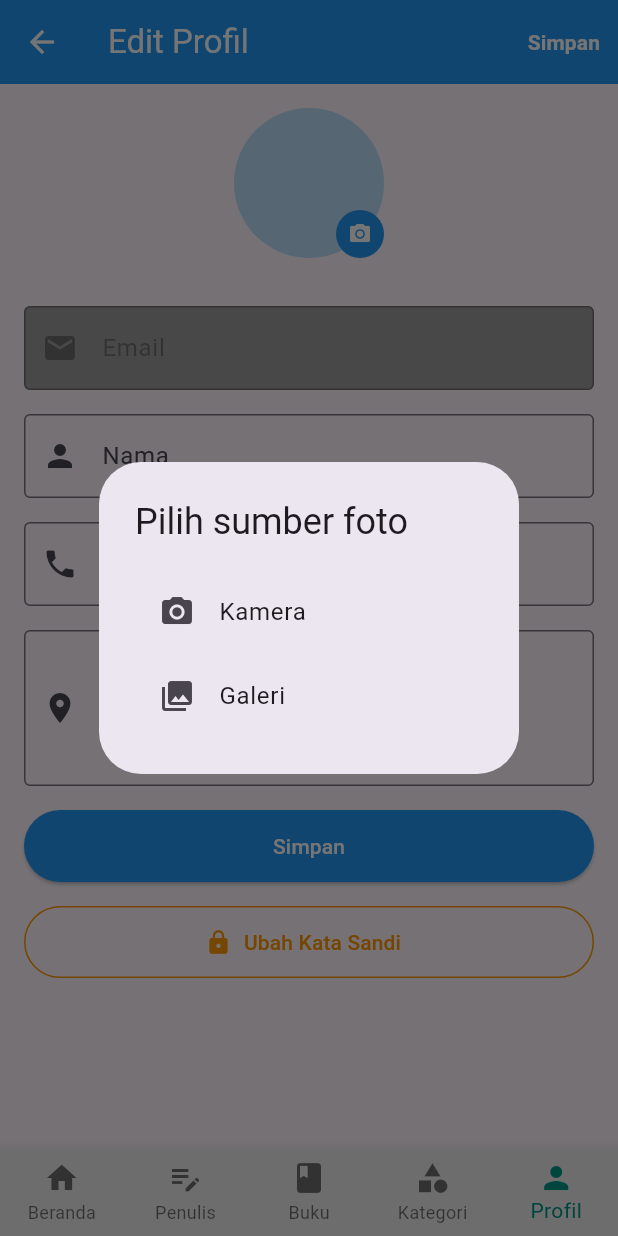
After one commit to AzrilYusuf/itsnu_library_app, a Flutter app: the EditProfileScreen screen opened by its route, after a tap on the "camera alt" icon, on a phone screen of 412 x 824 dp. The commit adds this screen. Run offline on Flutter 3.47's test engine with Material 3 defaults, Android fonts, the phone set to English and light mode, and no system bars; our stand-ins replace flutter_secure_storage, go_router, image_picker, supabase_flutter; accounts and stored records are empty; network calls fail.

Commit message:
feat(edit_profile_screen, router, profile_screen, supabase_user_client): Add edit profile feature and add it to sub-route in router.dart for profile screen; Add ActionButton to edit profile, add getter to get user data from _getUserData(), and add didChangeDependencies() method to get user data everytime there's a change; Add updateUserData(), updateUserPassword(), and refactor and change _updateUserProfilePhoto() logic in supabase_user_service; Simplify some if condition in some files.

```diff
--- a/lib/screens/auth_screen/auth_screen.dart
+++ b/lib/screens/auth_screen/auth_screen.dart
@@ -1,6 +1,5 @@
 import 'package:flutter/material.dart';
 import 'package:go_router/go_router.dart';
-import 'package:itsnu_app/screens/home_screen/home_screen.dart';
 import 'package:itsnu_app/services/supabase_user_service.dart';
 import 'package:itsnu_app/widgets/app_logo.dart';
 
--- /dev/null
+++ b/lib/screens/profile_screen/edit_profile_screen.dart
@@ -0,0 +1,473 @@
+import 'package:flutter/material.dart';
+import 'package:go_router/go_router.dart';
+import 'dart:typed_data'; // for Uint8List
+import 'package:image_picker/image_picker.dart';
+import 'package:itsnu_app/services/supabase_user_service.dart';
+import 'package:supabase_flutter/supabase_flutter.dart';
+
+class EditProfileScreen extends StatefulWidget {
+  const EditProfileScreen({super.key});
+
+  @override
+  State<EditProfileScreen> createState() => _EditProfileScreenState();
+}
+
+class _EditProfileScreenState extends State<EditProfileScreen> {
+  final SupabaseUserService _supabaseUserService = SupabaseUserService();
+  final GlobalKey<FormState> _formKey = GlobalKey<FormState>();
+  final TextEditingController _nameController = TextEditingController();
+  final TextEditingController _phoneController = TextEditingController();
+  final TextEditingController _addressController = TextEditingController();
+
+  bool _isLoading = false;
+  String? _errorMessage;
+
+  final ImagePicker _imagePicker = ImagePicker();
+  Uint8List? _selectedImageBytes;
+  String? _currentProfilePhotoUrl;
+
+  @override
+  void initState() {
+    super.initState();
+    _loadUserData();
+  }
+
+  @override
+  void dispose() {
+    _nameController.dispose();
+    _phoneController.dispose();
+    _addressController.dispose();
+    super.dispose();
+  }
+
+  void _loadUserData() {
+    // Load logged user data
+    final User? user = _supabaseUserService.currentUser;
+
+    if (user == null) return;
+
+    final Map<String, dynamic>? metaData = user.userMetadata;
+    _nameController.text = metaData?['name'] ?? '';
+    _phoneController.text = metaData?['phone'] ?? '';
+    _addressController.text = metaData?['address'] ?? '';
+    _currentProfilePhotoUrl = metaData?['image_url'];
+  }
+
+  Future<void> _selectImage() async {
+    try {
+      // Show option dialog
+      final ImageSource? selectedSource = await showDialog<ImageSource>(
+        context: context,
+        builder: (context) => AlertDialog(
+          title: const Text('Pilih sumber foto'),
+          content: Column(
+            mainAxisSize: MainAxisSize.min,
+            children: [
+              ListTile(
+                leading: const Icon(Icons.camera_alt),
+                title: const Text('Kamera'),
+                onTap: () => Navigator.of(context).pop(ImageSource.camera),
+              ),
+              ListTile(
+                leading: const Icon(Icons.photo_library),
+                title: const Text('Galeri'),
+                onTap: () => Navigator.of(context).pop(ImageSource.gallery),
+              ),
+            ],
+          ),
+        ),
+      );
+
+      if (selectedSource == null) return;
+
+      // Pick image
+      final XFile? selectedImage = await _imagePicker.pickImage(
+        source: selectedSource,
+      );
+
+      if (selectedImage == null) return;
+
+      final Uint8List imageBytes = await selectedImage.readAsBytes();
+      setState(() {
+        _selectedImageBytes = imageBytes;
+      });
+    } catch (e) {
+      if (!mounted) return;
+      ScaffoldMessenger.of(
+        context,
+      ).showSnackBar(SnackBar(content: Text('Gagal memilih gambar: $e')));
+    }
+  }
+
+  Future<void> _saveProfile() async {
+    if (!_formKey.currentState!.validate()) return;
+
+    setState(() {
+      _isLoading = true;
+      _errorMessage = null;
+    });
+
+    try {
+      if (_selectedImageBytes != null) {
+        await _supabaseUserService.uploadUserProfilePhoto(_selectedImageBytes!);
+
+        if (_currentProfilePhotoUrl != null) {
+          await _supabaseUserService.deleteUserProfilePhoto();
+        }
+      }
+
+      // Update user data in supabase
+      await _supabaseUserService.updateUserData({
+        'name': _nameController.text,
+        'phone': _phoneController.text,
+        'address': _addressController.text,
+      });
+
+      // Check if widget isn't mounted then return null
+      // Ensures navigation only happens if the widget is still exists after the async
+      if (!mounted) return;
+      ScaffoldMessenger.of(context).showSnackBar(
+        const SnackBar(
+          content: Text('Profil berhasil diperbarui'),
+          backgroundColor: Colors.green,
+        ),
+      );
+
+      // Navigate and refresh page to profile screen
+      GoRouter.of(context).go('/profile');
+    } catch (e) {
+      setState(() {
+        _errorMessage = e.toString();
+      });
+    } finally {
+      if (mounted) {
+        setState(() {
+          _isLoading = false;
+        });
+      }
+    }
+  }
+
+  Future<void> _changePassword() async {
+    final TextEditingController currentPasswordController =
+        TextEditingController();
+    final TextEditingController newPasswordController = TextEditingController();
+    final TextEditingController confirmPasswordController =
+        TextEditingController();
+
+    final bool result = await showDialog(
+      context: context,
+      builder: (context) => AlertDialog(
+        title: const Text('Ubah Kata Sandi'),
+        content: Form(
+          child: Column(
+            mainAxisSize: MainAxisSize.min,
+            children: [
+              TextFormField(
+                controller: currentPasswordController,
+                obscureText: true,
+                decoration: const InputDecoration(
+                  labelText: 'Kata Sandi Saat Ini',
+                  border: OutlineInputBorder(),
+                ),
+                validator: (value) {
+                  if (value == null || value.isEmpty) {
+                    return 'Kata sandi saat ini wajib diisi.';
+                  }
+                  return null;
+                },
+              ),
+
+              const SizedBox(height: 16.0),
+
+              TextFormField(
+                controller: newPasswordController,
+                obscureText: true,
+                decoration: const InputDecoration(
+                  labelText: 'Kata Sandi Baru',
+                  border: OutlineInputBorder(),
+                ),
+                validator: (value) {
+                  if (value == null || value.isEmpty) {
+                    return 'Kata sandi saat ini wajib diisi.';
+                  }
+                  if (value.length < 6) {
+                    return 'Kata sandi minimal 6 karakter.';
+                  }
+                  return null;
+                },
+              ),
+
+              const SizedBox(height: 16.0),
+
+              TextFormField(
+                controller: confirmPasswordController,
+                obscureText: true,
+                decoration: const InputDecoration(
+                  labelText: 'Konfirmasi Kata Sandi',
+                  border: OutlineInputBorder(),
+                ),
+                validator: (value) {
+                  if (value == null || value.isEmpty) {
+                    return 'Kata sandi saat ini wajib diisi.';
+                  }
+                  if (value != newPasswordController.text) {
+                    return 'Konfirmasi kata sandi tidak cocok.';
+                  }
+                  return null;
+                },
+              ),
+            ],
+          ),
+        ),
+        actions: [
+          TextButton(
+            onPressed: () => Navigator.of(context).pop(false),
+            child: const Text('Batal'),
+          ),
+          ElevatedButton(
+            onPressed: () async {
+              try {
+                await _supabaseUserService.updateUserPassword(
+                  currentPasswordController.text,
+                  newPasswordController.text,
+                );
+
+                if (!context.mounted) return;
+                Navigator.of(context).pop(true);
+              } catch (e) {
+                if (!mounted) return;
+                ScaffoldMessenger.of(context).showSnackBar(
+                  SnackBar(
+                    content: Text('Gagal ubah kata sandi: $e'),
+                    backgroundColor: Colors.red,
+                  ),
+                );
+              }
+            },
+            child: const Text('Simpan'),
+          ),
+        ],
+      ),
+    );
+
+    if (result == false || !mounted) return;
+
+    ScaffoldMessenger.of(context).showSnackBar(
+      const SnackBar(
+        content: Text('Kata sandi berhasil diperbarui'),
+        backgroundColor: Colors.green,
+      ),
+    );
+  }
+
+  @override
+  Widget build(BuildContext context) {
+    return Scaffold(
+      appBar: AppBar(
+        title: const Text('Edit Profil'),
+        backgroundColor: Colors.blue,
+        foregroundColor: Colors.white,
+        actions: [
+          TextButton(
+            onPressed: _isLoading ? null : _saveProfile,
+            child: Text(
+              'Simpan',
+              style: TextStyle(
+                color: _isLoading ? Colors.grey : Colors.white,
+                fontWeight: FontWeight.bold,
+              ),
+            ),
+          ),
+        ],
+      ),
+      body: SingleChildScrollView(
+        padding: const EdgeInsets.all(16.0),
+        child: Form(
+          key: _formKey,
+          child: Column(
+            crossAxisAlignment: CrossAxisAlignment.stretch,
+            children: [
+              // Profile Picture section
+              Center(
+                child: Stack(
+                  children: <Widget>[
+                    Container(
+                      width: 100,
+                      height: 100,
+                      decoration: BoxDecoration(
+                        color: Colors.blue.shade100,
+                        borderRadius: BorderRadius.circular(50),
+                        image: _selectedImageBytes != null
+                            ? DecorationImage(
+                                image: MemoryImage(_selectedImageBytes!),
+                                fit: BoxFit.cover,
+                              )
+                            : _currentProfilePhotoUrl != null
+                            ? DecorationImage(
+                                image: NetworkImage(_currentProfilePhotoUrl!),
+                                fit: BoxFit.cover,
+                              )
+                            : null,
+                      ),
+                    ),
+
+                    // Camera icon
+                    Positioned(
+                      bottom: 0,
+                      right: 0,
+                      child: GestureDetector(
+                        onTap: _selectImage,
+                        child: Container(
+                          width: 32.0,
+                          height: 32.0,
+                          decoration: BoxDecoration(
+                            color: Colors.blue,
+                            borderRadius: BorderRadius.circular(16.0),
+                          ),
+                          child: const Icon(
+                            Icons.camera_alt,
+                            size: 16.0,
+                            color: Colors.white,
+                          ),
+                        ),
+                      ),
+                    ),
+                  ],
+                ),
+              ),
+
+              const SizedBox(height: 32.0),
+
+              // Email (read-only)
+              TextFormField(
+                readOnly: true,
+                initialValue: _supabaseUserService.currentUser?.email ?? '',
+                enabled: false,
+                decoration: const InputDecoration(
+                  labelText: 'Email',
+                  prefixIcon: Icon(Icons.email),
+                  border: OutlineInputBorder(),
+                  filled: true,
+                  fillColor: Colors.grey,
+                ),
+              ),
+
+              const SizedBox(height: 16.0),
+
+              // User name
+              TextFormField(
+                controller: _nameController,
+                decoration: const InputDecoration(
+                  labelText: 'Nama',
+                  prefixIcon: Icon(Icons.person),
+                  border: OutlineInputBorder(),
+                ),
+                validator: (value) {
+                  if (value == null || value.trim().isEmpty) {
+                    return 'Nama wajib diisi.';
+                  }
+                  return null;
+                },
+              ),
+
+              const SizedBox(height: 16.0),
+
+              // Phone number
+              TextFormField(
+                controller: _phoneController,
+                keyboardType: TextInputType.phone,
+                decoration: const InputDecoration(
+                  labelText: 'Nomor Telepon',
+                  prefixIcon: Icon(Icons.phone),
+                  border: OutlineInputBorder(),
+                ),
+                validator: (value) {
+                  if (value != null && value.trim().isNotEmpty) {
+                    if (value.length != 12) {
+                      return 'Nomor telepon harus terdiri dari 12 angka.';
+                    }
+                  }
+                  return null;
+                },
+              ),
+
+              const SizedBox(height: 16.0),
+
+              // Address
+              TextFormField(
+                controller: _addressController,
+                maxLines: 3,
+                decoration: const InputDecoration(
+                  labelText: 'Alamat',
+                  prefixIcon: Icon(Icons.location_on),
+                  border: OutlineInputBorder(),
+                  alignLabelWithHint: true,
+                ),
+              ),
+
+              const SizedBox(height: 16.0),
+
+              // Error message
+              if (_errorMessage != null)
+                Container(
+                  padding: const EdgeInsets.all(12.0),
+                  margin: const EdgeInsets.only(bottom: 16.0),
+                  decoration: BoxDecoration(
+                    color: Colors.red.shade500,
+                    border: Border.all(color: Colors.red.shade100),
+                    borderRadius: BorderRadius.circular(8.0),
+                  ),
+                  child: Text(
+                    _errorMessage!,
+                    style: TextStyle(color: Colors.red.shade700),
+                    textAlign: TextAlign.center,
+                  ),
+                ),
+
+              // Save button
+              SizedBox(
+                height: 48.0,
+                child: ElevatedButton(
+                  onPressed: _isLoading ? null : _saveProfile,
+                  style: ElevatedButton.styleFrom(
+                    backgroundColor: Colors.blue,
+                    foregroundColor: Colors.white,
+                  ),
+                  child: _isLoading
+                      ? const SizedBox(
+                          height: 20.0,
+                          width: 20.0,
+                          child: CircularProgressIndicator(
+                            strokeWidth: 2.0,
+                            valueColor: AlwaysStoppedAnimation<Color>(
+                              Colors.white,
+                            ),
+                          ),
+                        )
+                      : const Text('Simpan'),
+                ),
+              ),
+
+              const SizedBox(height: 16.0),
+
+              // Change Password button
+              SizedBox(
+                height: 48.0,
+                child: OutlinedButton.icon(
+                  onPressed: _isLoading ? null : _changePassword,
+                  icon: const Icon(Icons.lock),
+                  label: const Text('Ubah Kata Sandi'),
+                  style: OutlinedButton.styleFrom(
+                    foregroundColor: Colors.orange,
+                    side: const BorderSide(color: Colors.orange),
+                  ),
+                ),
+              ),
+            ],
+          ),
+        ),
+      ),
+    );
+  }
+}
--- a/lib/screens/profile_screen/profile_screen.dart
+++ b/lib/screens/profile_screen/profile_screen.dart
@@ -20,17 +20,28 @@
   String get userId => _supabaseUserService.currentUser?.id ?? '';
   DateTime? get createdAt {
     final String? createdAtString = _supabaseUserService.currentUser?.createdAt;
-    if (createdAtString == null) {
-      return null;
-    }
+
+    if (createdAtString == null) return null;
+
     return DateTime.parse(createdAtString);
   }
 
   // Get user metadata
-  String? _getUserData(String key) {
+  Map<String, dynamic> _getUserData() {
     final Map<String, dynamic>? metaData =
         _supabaseUserService.currentUser?.userMetadata;
-    return metaData?[key]?.toString();
+    return metaData!;
+  }
+
+  Map<String, dynamic> get _userData => _getUserData();
+
+  @override
+  void didChangeDependencies() {
+    super.didChangeDependencies();
+    final Object? extra = GoRouterState.of(context).extra;
+    if (extra is Map && extra['refresh'] == true) {
+      _getUserData();
+    }
   }
 
   // Logout function
@@ -67,11 +78,11 @@
 
     try {
       await _supabaseUserService.logOut();
-      if (!mounted) {
-        return;
-      }
-        // Navigate to login screen and clear all routes
-        GoRouter.of(context).go('/auth');
+
+      if (!mounted) return;
+
+      // Navigate to login screen and clear all routes
+      GoRouter.of(context).go('/auth');
     } catch (e) {
       if (mounted) {
         setState(() {
@@ -118,14 +129,14 @@
                       color: Colors.blue,
                       borderRadius: BorderRadius.circular(40.0),
                       // Set background image either from user metadata or default
-                      image: _getUserData('image_url') != null
+                      image: _userData['image_url'] != null
                           ? DecorationImage(
-                              image: NetworkImage(_getUserData('image_url')!),
+                              image: NetworkImage(_userData['image_url']),
                               fit: BoxFit.cover,
                             )
                           : null,
                     ),
-                    child: _getUserData('image_url') == null
+                    child: _userData['image_url'] == null
                         ? const Icon(
                             Icons.person,
                             size: 40.0,
@@ -138,14 +149,14 @@
 
                   // Username or Email
                   Text(
-                    _getUserData('name') ?? userEmail,
+                    _userData['name'] ?? userEmail,
                     style: Theme.of(context).textTheme.titleLarge?.copyWith(
                       fontWeight: FontWeight.bold,
                     ),
                   ),
 
                   // Show email if username is displayed
-                  if (_getUserData('name') != null) ...[
+                  if (_userData['name'] != null) ...[
                     // ... is used to expand the list
                     const SizedBox(height: 4),
                     Text(
@@ -178,17 +189,29 @@
               children: [
                 InfoCardItem(
                   label: 'Nama',
-                  value: _getUserData('name') ?? 'Belum diatur',
+                  value: _userData['name'] ?? 'Belum diatur',
                 ),
                 InfoCardItem(
                   label: 'Nomor Telepon',
-                  value: _getUserData('phone') ?? 'Belum diatur',
+                  value: _userData['phone'] ?? 'Belum diatur',
                 ),
                 InfoCardItem(
                   label: 'Alamat',
-                  value: _getUserData('address') ?? 'Belum diatur',
+                  value: _userData['address'] ?? 'Belum diatur',
                 ),
               ],
+            ),
+
+            SizedBox(height: 24.0),
+
+            // Edit profile button
+            ActionButton(
+              icon: Icons.edit,
+              label: 'Edit Profil',
+              color: Colors.teal,
+              onPressed: () {
+                GoRouter.of(context).go('/profile/edit');
+              },
             ),
 
             SizedBox(height: 24.0),
--- a/pubspec.yaml
+++ b/pubspec.yaml
@@ -39,6 +39,7 @@
   go_router: ^14.0.0
   flutter_secure_storage: ^9.2.4
   provider: ^6.0.5
+  image_picker: ^1.2.0
 
 dev_dependencies:
   flutter_test:
```
Also changed, not shown: lib/core/router.dart (+12 -10 lines), lib/services/supabase_user_service.dart (+73 -6 lines), pubspec.lock, 6 other files.
